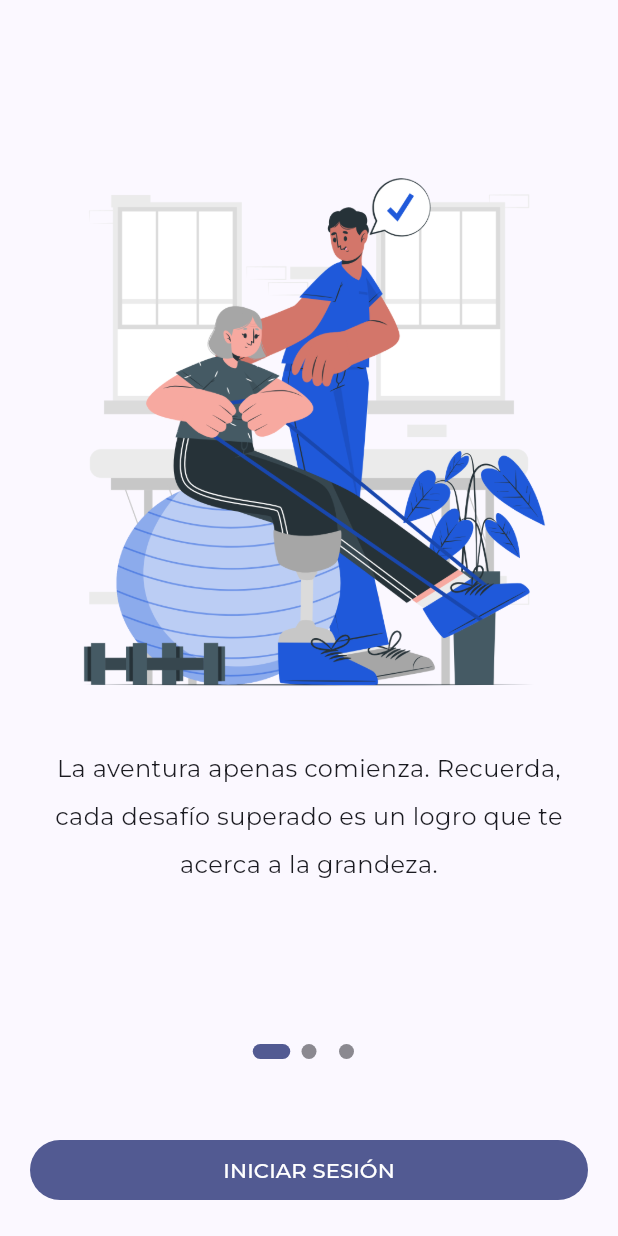
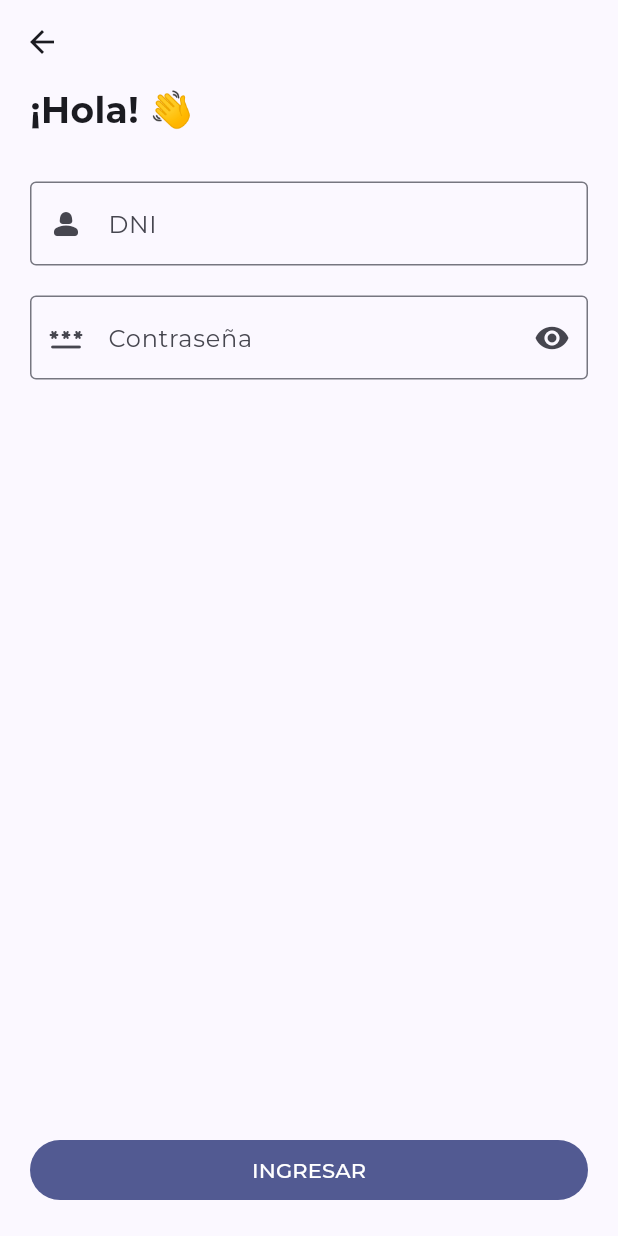
Before and after one commit to ldelacruzg/teraflex-mobile, a Flutter app: the screen it shows after launch, after a tap on "INICIAR SESIÓN", on a phone screen of 412 x 824 dp. Run offline on Flutter 3.47's test engine with Material 3 defaults, Android fonts, the phone set to English and light mode, and no system bars; our stand-ins replace dio, flutter_dotenv, go_router; project files that could hold a hidden picture were left out.

Commit message:
feat: add login method

```diff
--- /dev/null
+++ b/lib/config/constants/environment.dart
@@ -0,0 +1,6 @@
+import 'package:flutter_dotenv/flutter_dotenv.dart';
+
+class Environment {
+  static String tfxApi =
+      dotenv.env['TFX_API_BASE_URL'] ?? 'http://127.0.0.1:3000/api';
+}
--- a/lib/config/router/app_router.dart
+++ b/lib/config/router/app_router.dart
@@ -1,4 +1,5 @@
 import 'package:go_router/go_router.dart';
+import 'package:teraflex_mobile/features/auth/ui/screens/login_screen.dart';
 import 'package:teraflex_mobile/features/home/ui/screens/home_screen.dart';
 import 'package:teraflex_mobile/features/welcome_messages/ui/screens/welcome_messages_screen.dart';
 
@@ -7,7 +8,6 @@ final appRouter = GoRouter(
   routes: [
     GoRoute(
       path: '/',
-      name: HomeScreen.name,
       builder: (context, state) {
         // validar que haya un usuario logueado
         const isUserLoggedIn = false;
@@ -15,5 +15,15 @@ final appRouter = GoRouter(
         return const WelcomeMessagesScreen();
       },
     ),
+    GoRoute(
+      path: '/login',
+      name: LoginScreen.name,
+      builder: (context, state) => const LoginScreen(),
+    ),
+    GoRoute(
+      path: '/home',
+      name: HomeScreen.name,
+      builder: (context, state) => const HomeScreen(),
+    ),
   ],
 );
--- /dev/null
+++ b/lib/features/auth/domain/datasources/login_datasource.dart
@@ -0,0 +1,8 @@
+import 'package:teraflex_mobile/features/auth/domain/entities/login_token.dart';
+
+abstract class LoginDatasource {
+  Future<LoginToken> login({
+    required String dni,
+    required String password,
+  });
+}
--- /dev/null
+++ b/lib/features/auth/domain/entities/login_token.dart
@@ -0,0 +1,19 @@
+class LoginToken {
+  final String token;
+  final String role;
+  final bool firstTime;
+
+  LoginToken({
+    required this.token,
+    required this.role,
+    required this.firstTime,
+  });
+
+  getString() {
+    return {
+      'token': token,
+      'role': role,
+      'firstTime': firstTime,
+    };
+  }
+}
--- /dev/null
+++ b/lib/features/auth/domain/repositories/login_repository.dart
@@ -0,0 +1,8 @@
+import 'package:teraflex_mobile/features/auth/domain/entities/login_token.dart';
+
+abstract class LoginRepository {
+  Future<LoginToken> login({
+    required String dni,
+    required String password,
+  });
+}
--- /dev/null
+++ b/lib/features/auth/infrastructure/datasources/tfx_login_datasource.dart
@@ -0,0 +1,43 @@
+import 'package:dio/dio.dart';
+import 'package:teraflex_mobile/config/constants/environment.dart';
+import 'package:teraflex_mobile/features/auth/domain/datasources/login_datasource.dart';
+import 'package:teraflex_mobile/features/auth/domain/entities/login_token.dart';
+import 'package:teraflex_mobile/features/auth/infrastructure/mappers/login_mapper.dart';
+import 'package:teraflex_mobile/features/auth/infrastructure/models/tfx/tfx_login_model.dart';
+
+class TfxLoginDatasource extends LoginDatasource {
+  final dio = Dio(
+    BaseOptions(
+      baseUrl: Environment.tfxApi,
+      responseType: ResponseType.json,
+    ),
+  );
+
+  @override
+  Future<LoginToken> login({
+    required String dni,
+    required String password,
+  }) async {
+    final options = Options(
+      headers: {
+        'identification': dni,
+        'password': password,
+      },
+    );
+
+    late Response<dynamic> response;
+
+    try {
+      response = await dio.post('/auth/login', options: options);
+    } on DioException catch (e) {
+      if (e.response?.statusCode == 401) {
+        throw Exception('Credenciales incorrectas');
+      }
+    } catch (e) {
+      throw Exception('Error desconocido');
+    }
+
+    final token = LoginTokenModel.fromJson(response.data);
+    return LoginTokenMapper.fromTfx(token);
+  }
+}
--- /dev/null
+++ b/lib/features/auth/infrastructure/mappers/login_mapper.dart
@@ -0,0 +1,10 @@
+import 'package:teraflex_mobile/features/auth/domain/entities/login_token.dart';
+import 'package:teraflex_mobile/features/auth/infrastructure/models/tfx/tfx_login_model.dart';
+
+class LoginTokenMapper {
+  static LoginToken fromTfx(LoginTokenModel loginTokenModel) => LoginToken(
+        token: loginTokenModel.data.token,
+        role: loginTokenModel.data.role,
+        firstTime: loginTokenModel.data.firstTime,
+      );
+}
--- /dev/null
+++ b/lib/features/auth/infrastructure/models/tfx/tfx_login_model.dart
@@ -0,0 +1,48 @@
+class LoginTokenModel {
+  int statusCode;
+  String message;
+  Data data;
+
+  LoginTokenModel({
+    required this.statusCode,
+    required this.message,
+    required this.data,
+  });
+
+  factory LoginTokenModel.fromJson(Map<String, dynamic> json) =>
+      LoginTokenModel(
+        statusCode: json["statusCode"],
+        message: json["message"],
+        data: Data.fromJson(json["data"]),
+      );
+
+  Map<String, dynamic> toJson() => {
+        "statusCode": statusCode,
+        "message": message,
+        "data": data.toJson(),
+      };
+}
+
+class Data {
+  String token;
+  String role;
+  bool firstTime;
+
+  Data({
+    required this.token,
+    required this.role,
+    required this.firstTime,
+  });
+
+  factory Data.fromJson(Map<String, dynamic> json) => Data(
+        token: json["token"],
+        role: json["role"],
+        firstTime: json["firstTime"],
+      );
+
+  Map<String, dynamic> toJson() => {
+        "token": token,
+        "role": role,
+        "firstTime": firstTime,
+      };
+}
--- /dev/null
+++ b/lib/features/auth/infrastructure/repositories/login_repository_impl.dart
@@ -0,0 +1,14 @@
+import 'package:teraflex_mobile/features/auth/domain/datasources/login_datasource.dart';
+import 'package:teraflex_mobile/features/auth/domain/entities/login_token.dart';
+import 'package:teraflex_mobile/features/auth/domain/repositories/login_repository.dart';
+
+class LoginRepositotyImpl extends LoginRepository {
+  final LoginDatasource datasource;
+
+  LoginRepositotyImpl({required this.datasource});
+
+  @override
+  Future<LoginToken> login({required String dni, required String password}) {
+    return datasource.login(dni: dni, password: password);
+  }
+}
--- /dev/null
+++ b/lib/features/auth/ui/screens/login_screen.dart
@@ -0,0 +1,211 @@
+import 'package:flutter/material.dart';
+import 'package:go_router/go_router.dart';
+import 'package:teraflex_mobile/features/auth/domain/entities/login_token.dart';
+import 'package:teraflex_mobile/features/auth/infrastructure/datasources/tfx_login_datasource.dart';
+import 'package:teraflex_mobile/features/auth/infrastructure/repositories/login_repository_impl.dart';
+
+class LoginScreen extends StatelessWidget {
+  static const String name = 'login_screen';
+
+  const LoginScreen({super.key});
+
+  @override
+  Widget build(BuildContext context) {
+    return Scaffold(
+      appBar: AppBar(),
+      body: const LoginView(),
+    );
+  }
+}
+
+class LoginView extends StatelessWidget {
+  const LoginView({
+    super.key,
+  });
+
+  @override
+  Widget build(BuildContext context) {
+    return const Padding(
+      padding: EdgeInsets.fromLTRB(20, 0, 20, 20),
+      child: Column(
+        mainAxisAlignment: MainAxisAlignment.start,
+        crossAxisAlignment: CrossAxisAlignment.start,
+        children: [
+          // Greating
+          Text(
+            '¡Hola! 👋',
+            style: TextStyle(
+              fontSize: 24,
+              fontWeight: FontWeight.w600,
+            ),
+          ),
+          SizedBox(height: 30),
+
+          // Form
+          Expanded(child: LoginForm()),
+        ],
+      ),
+    );
+  }
+}
+
+class LoginForm extends StatefulWidget {
+  const LoginForm({super.key});
+
+  @override
+  State<LoginForm> createState() => _LoginFormState();
+}
+
+class _LoginFormState extends State<LoginForm> {
+  final _dniController = TextEditingController();
+  final _passwordController = TextEditingController();
+  final _formKey = GlobalKey<FormState>();
+  bool _showPassword = true;
+  bool _isLoading = false;
+
+  void _onSubmitLoginForm() async {
+    if (!_formKey.currentState!.validate()) return;
+
+    _setLoading(true);
+    final repository = LoginRepositotyImpl(datasource: TfxLoginDatasource());
+
+    await repository
+        .login(
+          dni: _dniController.text,
+          password: _passwordController.text,
+        )
+        .then((token) => _handleLoginSuccess(token))
+        // ignore: invalid_return_type_for_catch_error
+        .catchError((e) => _showMessageError(e.toString()))
+        .whenComplete(() => _setLoading(false));
+  }
+
+  void _handleLoginSuccess(LoginToken token) {
+    if (token.role != 'PATIENT') {
+      _showMessageError('Solo los pacientes pueden ingresar');
+      return;
+    }
+
+    // guardar los datos del usuario en el storage
+    // decodificar el token
+    // obtener el id del paciente de los datos codificados
+    // realizar petición para obtener los datos del paciente
+    // guardar los datos del paciente en el storage
+    // enviar al usuario a la pantalla de inicio
+    context.push('/home');
+  }
+
+  void _onChangePasswordVisibility() {
+    setState(() {
+      _showPassword = !_showPassword;
+    });
+  }
+
+  void _setLoading(bool value) {
+    setState(() {
+      _isLoading = value;
+    });
+  }
+
+  void _showMessageError(String message) {
+    ScaffoldMessenger.of(context).showSnackBar(
+      SnackBar(
+        content: Text(message),
+        action: SnackBarAction(
+          label: 'Ok',
+          onPressed: () => ScaffoldMessenger.of(context).hideCurrentSnackBar(),
+        ),
+      ),
+    );
+  }
+
+  String? _validateDni(String? value) {
+    // verificar si el dni es válido
+    if (value == null || value.isEmpty) {
+      return 'Por favor ingrese su DNI';
+    }
+
+    // verificar si el dni tiene solo números
+    if (int.tryParse(value) == null) {
+      return 'El DNI debe tener solo números';
+    }
+
+    // verificar si el dni tiene 10 dígitos
+    if (value.length != 10) {
+      return 'El DNI debe tener 10 dígitos';
+    }
+
+    return null;
+  }
+
+  String? _validatePassword(String? value) {
+    if (value == null || value.isEmpty) {
+      return 'Por favor ingrese su contraseña';
+    }
+
+    return null;
+  }
+
+  @override
+  void dispose() {
+    _dniController.dispose();
+    _passwordController.dispose();
+    super.dispose();
+  }
+
+  @override
+  Widget build(BuildContext context) {
+    return Form(
+      key: _formKey,
+      child: Column(
+        mainAxisAlignment: MainAxisAlignment.start,
+        crossAxisAlignment: CrossAxisAlignment.start,
+        children: [
+          // DNI
+          TextFormField(
+            controller: _dniController,
+            decoration: const InputDecoration(
+              border: OutlineInputBorder(),
+              labelText: 'DNI',
+              prefixIcon: Icon(Icons.person_2_rounded),
+            ),
+            validator: _validateDni,
+          ),
+          const SizedBox(height: 20),
+
+          // Password
+          TextFormField(
+            controller: _passwordController,
+            obscureText: _showPassword,
+            validator: _validatePassword,
+            decoration: InputDecoration(
+              border: const OutlineInputBorder(),
+              labelText: 'Contraseña',
+              prefixIcon: const Icon(Icons.password_rounded),
+              suffixIcon: IconButton(
+                onPressed: _onChangePasswordVisibility,
+                icon: Icon(
+                  _showPassword ? Icons.visibility : Icons.visibility_off,
+                ),
+              ),
+            ),
+          ),
+
+          const Spacer(),
+
+          // Submit
+          Row(
+            children: [
+              Expanded(
+                child: FilledButton(
+                  onPressed: () => _isLoading ? null : _onSubmitLoginForm(),
+                  child: Text(_isLoading ? 'CARGANDO...' : 'INGRESAR'),
+                ),
+              ),
+            ],
+          ),
+        ],
+      ),
+    );
+  }
+}
--- a/lib/features/home/ui/screens/home_screen.dart
+++ b/lib/features/home/ui/screens/home_screen.dart
@@ -6,8 +6,9 @@ class HomeScreen extends StatelessWidget {
 
   @override
   Widget build(BuildContext context) {
-    return const Scaffold(
-      body: Center(
+    return Scaffold(
+      appBar: AppBar(),
+      body: const Center(
         child: Text('Hello World!'),
       ),
     );
--- a/lib/features/welcome_messages/ui/screens/welcome_messages_screen.dart
+++ b/lib/features/welcome_messages/ui/screens/welcome_messages_screen.dart
@@ -1,4 +1,5 @@
 import 'package:flutter/material.dart';
+import 'package:go_router/go_router.dart';
 import 'package:teraflex_mobile/features/welcome_messages/domain/entities/welcome_message.dart';
 import 'package:teraflex_mobile/features/welcome_messages/domain/mappers/welcome_message_mapper.dart';
 import 'package:teraflex_mobile/shared/data/local_welcome_messages.dart';
@@ -66,7 +67,9 @@ class _WelcomeMessageViewState extends State<WelcomeMessageView> {
             children: [
               Expanded(
                 child: FilledButton(
-                  onPressed: () {},
+                  onPressed: () {
+                    context.push('/login');
+                  },
                   child: const Text('INICIAR SESIÓN'),
                 ),
               ),
--- a/lib/main.dart
+++ b/lib/main.dart
@@ -1,8 +1,10 @@
 import 'package:flutter/material.dart';
+import 'package:flutter_dotenv/flutter_dotenv.dart';
 import 'package:teraflex_mobile/config/router/app_router.dart';
 import 'package:teraflex_mobile/config/theme/app_theme.dart';
 
-void main() {
+void main() async {
+  await dotenv.load(fileName: ".env");
   runApp(const MainApp());
 }
 
--- a/pubspec.yaml
+++ b/pubspec.yaml
@@ -7,9 +7,12 @@ environment:
   sdk: ">=3.2.0 <4.0.0"
 
 dependencies:
+  dio: ^5.4.0
   flutter:
     sdk: flutter
+  flutter_dotenv: ^5.1.0
   go_router: ^13.0.0
+  jwt_decoder: ^2.0.1
 
 dev_dependencies:
   flutter_test:
@@ -20,6 +23,7 @@ flutter:
   uses-material-design: true
   assets:
     - assets/images/welcome_messages/
+    - .env
   fonts:
     - family: Montserrat
       fonts:
```
Also changed, not shown: lib/features/auth/domain/entities/token.dart (added, +11 -0 lines), pubspec.lock, 2 other files.
